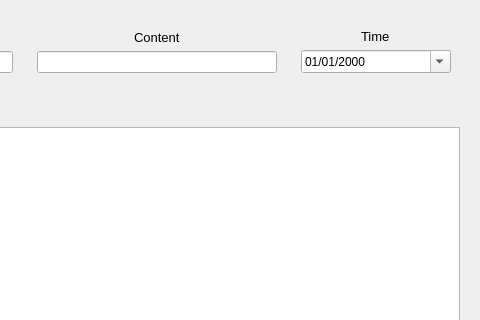
First picture: the form in ClientGUI/searchhistory.ui, repository saxonsa/chatroom, before the edit; both pictures show x 256 to 736 and y 0 to 320 of the 736 by 497 pixel window.
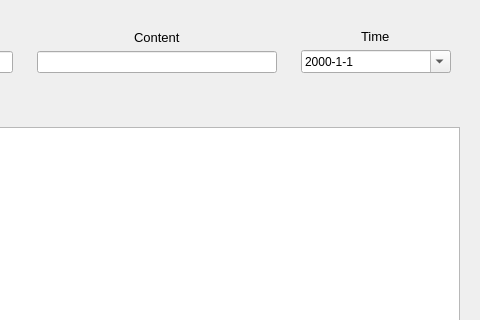
Second picture: the form after the edit. Icons and pictures are not drawn.

The edit to the form file:
```diff
--- a/ClientGUI/searchhistory.ui
+++ b/ClientGUI/searchhistory.ui
@@ -83,7 +83,7 @@
             </size>
            </property>
            <property name="displayFormat">
-            <string>MM/dd/yyyy</string>
+            <string>yyyy-M-d</string>
            </property>
            <property name="calendarPopup">
             <bool>true</bool>
```
Left out of the diff: 12 changed lines with no effect on the pictures.
